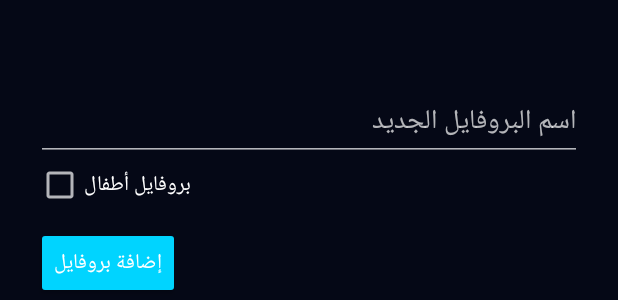
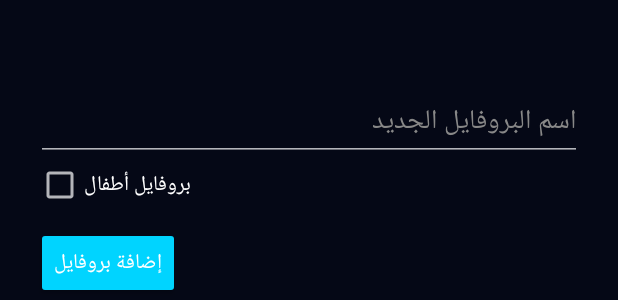
Before and after one commit to eslamwdooh-cpu/bolaa, an Android app: the layout activity_profiles.xml on its own in the app's theme, with its tools: preview values and no code run, on a phone screen of 412 x 824 dp. Shown: the part 657-957 px from the top of the screen. Run offline under Robolectric (Android 15) with nearby library versions, the phone set to English and light mode, and no system bars.

Commit message:
Fix Android hint text color attributes

```diff
--- a/app/src/main/res/layout/activity_profiles.xml
+++ b/app/src/main/res/layout/activity_profiles.xml
@@ -1 +1 @@
-<LinearLayout xmlns:android="http://schemas.android.com/apk/res/android" android:orientation="vertical" android:layout_width="match_parent" android:layout_height="match_parent" android:background="#050816" android:padding="24dp"><TextView android:id="@+id/title" android:text="بروفايلات" android:textSize="32sp" android:textColor="#CCFF00" android:layout_width="wrap_content" android:layout_height="wrap_content"/><androidx.recyclerview.widget.RecyclerView android:id="@+id/rv" android:layout_width="match_parent" android:layout_height="400dp" android:layout_marginTop="16dp"/><EditText android:id="@+id/etName" android:hint="اسم البروفايل الجديد" android:textColor="#FFFFFF" android:hintTextColor="#888888" android:layout_width="match_parent" android:layout_height="wrap_content"/><CheckBox android:id="@+id/cbKid" android:text="بروفايل أطفال" android:textColor="#FFFFFF" android:layout_width="wrap_content" android:layout_height="wrap_content"/><Button android:id="@+id/btnAdd" android:text="إضافة بروفايل" android:layout_width="wrap_content" android:layout_height="wrap_content" android:layout_marginTop="12dp" android:backgroundTint="#00D4FF"/></LinearLayout>
+<LinearLayout xmlns:android="http://schemas.android.com/apk/res/android" android:orientation="vertical" android:layout_width="match_parent" android:layout_height="match_parent" android:background="#050816" android:padding="24dp"><TextView android:id="@+id/title" android:text="بروفايلات" android:textSize="32sp" android:textColor="#CCFF00" android:layout_width="wrap_content" android:layout_height="wrap_content"/><androidx.recyclerview.widget.RecyclerView android:id="@+id/rv" android:layout_width="match_parent" android:layout_height="400dp" android:layout_marginTop="16dp"/><EditText android:id="@+id/etName" android:hint="اسم البروفايل الجديد" android:textColor="#FFFFFF" android:textColorHint="#888888" android:layout_width="match_parent" android:layout_height="wrap_content"/><CheckBox android:id="@+id/cbKid" android:text="بروفايل أطفال" android:textColor="#FFFFFF" android:layout_width="wrap_content" android:layout_height="wrap_content"/><Button android:id="@+id/btnAdd" android:text="إضافة بروفايل" android:layout_width="wrap_content" android:layout_height="wrap_content" android:layout_marginTop="12dp" android:backgroundTint="#00D4FF"/></LinearLayout>
```
